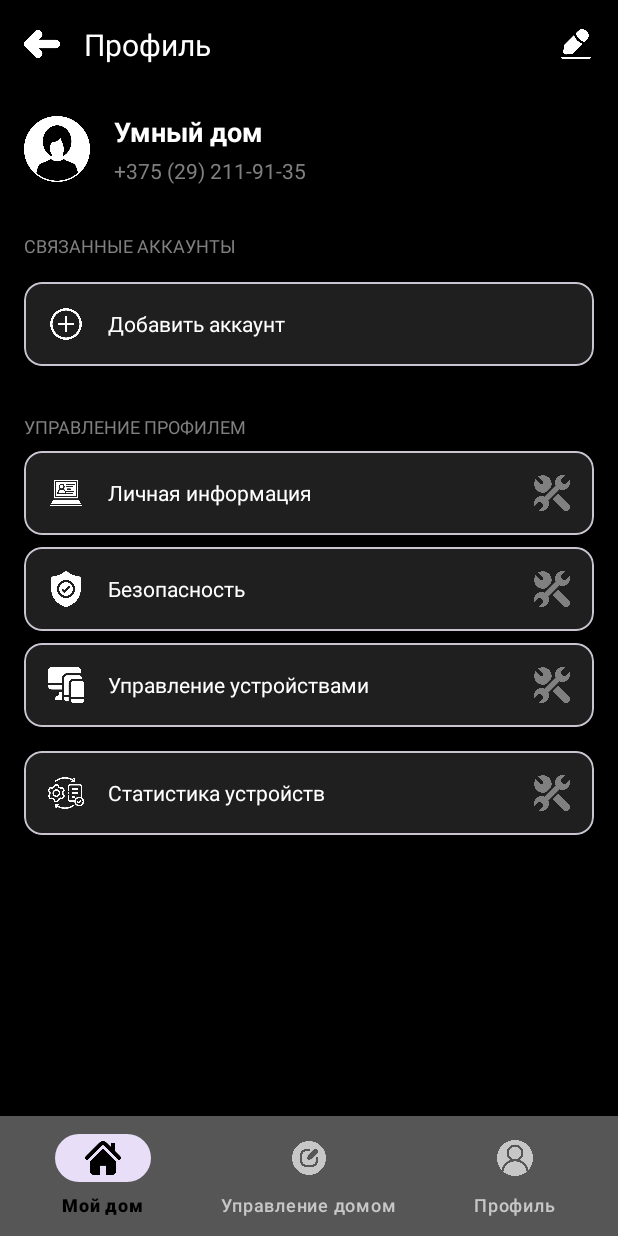
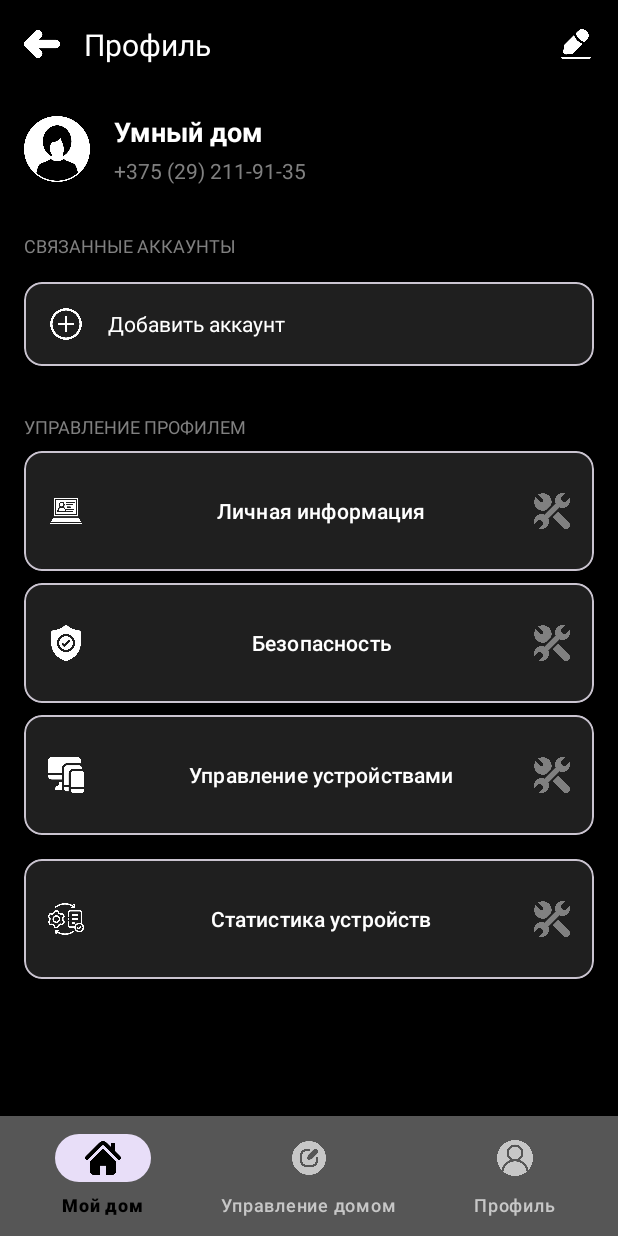
Before and after one commit to ryzhenkahvh/MTSHackaton, an Android app: the fragment ProfileFragment placed in its activity, on a phone screen of 412 x 824 dp. Run offline under Robolectric (Android 15) with nearby library versions, the phone set to English and light mode, and no system bars; our stand-ins replace CircleImageView.

Commit message:
New interface #3

```diff
--- a/app/src/main/res/layout/fragment_profile.xml
+++ b/app/src/main/res/layout/fragment_profile.xml
@@ -24,7 +24,7 @@
                 android:layout_height="24dp"
                 android:background="?attr/selectableItemBackgroundBorderless"
                 android:src="@drawable/ic_back"
-                android:tint="@color/colorWhite"/>
+                app:tint="@color/colorWhite"/>
 
             <TextView
                 android:layout_width="0dp"
@@ -41,7 +41,8 @@
                 android:layout_height="24dp"
                 android:background="?attr/selectableItemBackgroundBorderless"
                 android:src="@drawable/ic_edit"
-                android:tint="@color/colorWhite"/>
+                app:tint="@color/colorWhite"/>
+
         </LinearLayout>
 
         <!-- Информация профиля -->
@@ -56,7 +57,7 @@
                 android:layout_width="44dp"
                 android:layout_height="44dp"
                 android:src="@drawable/profile_placeholder"
-                android:tint="@color/colorWhite"
+                app:tint="@color/colorWhite"
                 app:shapeAppearanceOverlay="@style/CircleImageView"/>
 
             <LinearLayout
@@ -79,6 +80,7 @@
                     android:text="+375 (29) 211-91-35"
                     android:textColor="#808080"
                     android:layout_marginTop="4dp"/>
+
             </LinearLayout>
         </LinearLayout>
 
@@ -110,7 +112,7 @@
                     android:layout_width="24dp"
                     android:layout_height="24dp"
                     android:src="@drawable/ic_add"
-                    android:tint="@color/colorWhite"/>
+                    app:tint="@color/colorWhite"/>
 
                 <TextView
                     android:layout_width="match_parent"
@@ -118,6 +120,7 @@
                     android:layout_marginStart="16dp"
                     android:text="Добавить аккаунт"
                     android:textColor="@color/colorWhite"/>
+
             </LinearLayout>
         </com.google.android.material.card.MaterialCardView>
 
@@ -151,21 +154,23 @@
                     android:layout_width="24dp"
                     android:layout_height="24dp"
                     android:src="@drawable/ic_person"
-                    android:tint="@color/colorWhite"/>
+                    app:tint="@color/colorWhite"/>
 
-                <TextView
+                <Button
                     android:layout_width="0dp"
                     android:layout_height="wrap_content"
                     android:layout_weight="1"
                     android:layout_marginStart="16dp"
                     android:text="Личная информация"
-                    android:textColor="@color/colorWhite"/>
+                    android:textColor="@color/colorWhite"
+                    android:background="?android:attr/selectableItemBackground" />
 
                 <ImageView
                     android:layout_width="24dp"
                     android:layout_height="24dp"
                     android:src="@drawable/ic_arrow_right"
-                    android:tint="#808080"/>
+                    app:tint="#808080"/>
+
             </LinearLayout>
         </com.google.android.material.card.MaterialCardView>
 
@@ -189,21 +194,23 @@
                     android:layout_width="24dp"
                     android:layout_height="24dp"
                     android:src="@drawable/ic_security"
-                    android:tint="@color/colorWhite"/>
+                    app:tint="@color/colorWhite"/>
 
-                <TextView
+                <Button
                     android:layout_width="0dp"
                     android:layout_height="wrap_content"
                     android:layout_weight="1"
                     android:layout_marginStart="16dp"
                     android:text="Безопасность"
-                    android:textColor="@color/colorWhite"/>
+                    android:textColor="@color/colorWhite"
+                    android:background="?android:attr/selectableItemBackground" />
 
                 <ImageView
                     android:layout_width="24dp"
                     android:layout_height="24dp"
                     android:src="@drawable/ic_arrow_right"
-                    android:tint="#808080"/>
+                    app:tint="#808080"/>
+
             </LinearLayout>
         </com.google.android.material.card.MaterialCardView>
 
@@ -227,21 +234,23 @@
                     android:layout_width="24dp"
                     android:layout_height="24dp"
                     android:src="@drawable/ic_devices"
-                    android:tint="@color/colorWhite"/>
+                    app:tint="@color/colorWhite"/>
 
-                <TextView
+                <Button
                     android:layout_width="0dp"
                     android:layout_height="wrap_content"
                     android:layout_weight="1"
                     android:layout_marginStart="16dp"
                     android:text="Управление устройствами"
-                    android:textColor="@color/colorWhite"/>
+                    android:textColor="@color/colorWhite"
+                    android:background="?android:attr/selectableItemBackground" />
 
                 <ImageView
                     android:layout_width="24dp"
                     android:layout_height="24dp"
                     android:src="@drawable/ic_arrow_right"
-                    android:tint="#808080"/>
+                    app:tint="#808080"/>
+
             </LinearLayout>
         </com.google.android.material.card.MaterialCardView>
 
@@ -264,22 +273,27 @@
                     android:layout_width="24dp"
                     android:layout_height="24dp"
                     android:src="@drawable/ic_document"
-                    android:tint="@color/colorWhite"/>
+                    app:tint="@color/colorWhite"/>
 
-                <TextView
+                <Button
                     android:layout_width="0dp"
                     android:layout_height="wrap_content"
                     android:layout_weight="1"
                     android:layout_marginStart="16dp"
                     android:text="Статистика устройств"
-                    android:textColor="@color/colorWhite"/>
+                    android:textColor="@color/colorWhite"
+                    android:background="?android:attr/selectableItemBackground" />
 
                 <ImageView
                     android:layout_width="24dp"
                     android:layout_height="24dp"
                     android:src="@drawable/ic_arrow_right"
-                    android:tint="#808080"/>
+                    app:tint="#808080"/>
+
             </LinearLayout>
         </com.google.android.material.card.MaterialCardView>
+
+
     </LinearLayout>
+
 </androidx.core.widget.NestedScrollView>
--- a/app/src/main/res/menu/bottom_nav_menu.xml
+++ b/app/src/main/res/menu/bottom_nav_menu.xml
@@ -3,13 +3,13 @@
     <item
         android:id="@+id/nav_first"
         android:icon="@drawable/ic_home"
-        android:title="Мой дом"/>
+        android:title="@string/nav_first"/>
     <item
         android:id="@+id/nav_second"
         android:icon="@drawable/ic_management"
-        android:title="Управление домом"/>
+        android:title="@string/nav_second"/>
     <item
         android:id="@+id/nav_third"
         android:icon="@drawable/ic_profile"
-        android:title="Профиль"/>
+        android:title="@string/nav_third"/>
 </menu>
--- a/app/src/main/res/values/strings.xml
+++ b/app/src/main/res/values/strings.xml
@@ -1,3 +1,11 @@
 <resources>
     <string name="app_name">MTS-Hackaton</string>
+    <string name="perconAcc">Личный кабинет</string>
+    <string name="myDevices">Мои устройства</string>
+    <string name="addDevice">Добавить устройство</string>
+    <string name="pay">Оплата задолжностей</string>
+    <string name="checkNetwork">Проверить состояние сети</string>
+    <string name="nav_first">Мой дом</string>
+    <string name="nav_second">Управление домом</string>
+    <string name="nav_third">Профиль</string>
 </resources>
```
Also changed, not shown: app/src/main/res/layout/fragment_home.xml (+10 -6 lines), app/src/main/res/layout/fragment_management.xml (+9 -5 lines), app/src/main/res/drawable/firstpic.png (added), app/src/main/res/drawable/secpic.png (added).
